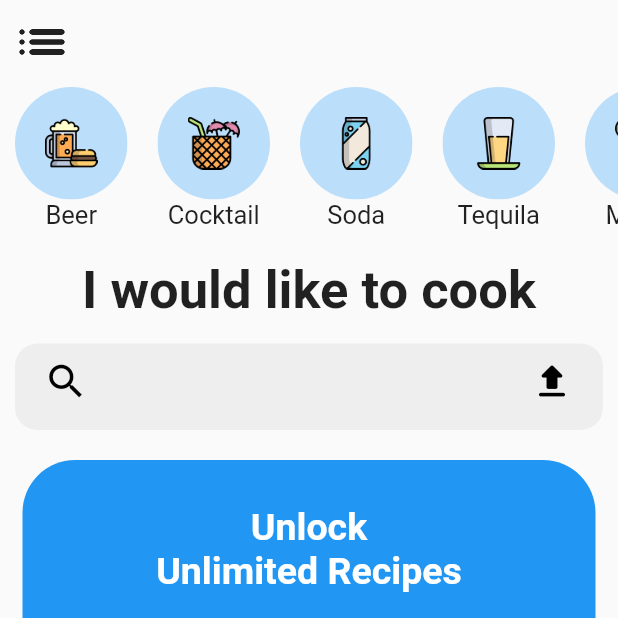
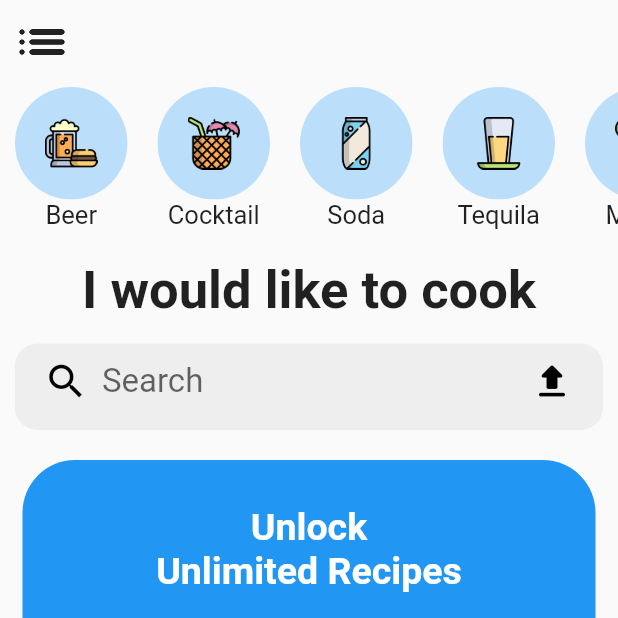
Before and after one commit to samikzlbga005/recipe_ui, a Flutter app: the screen it shows after launch, on a phone screen of 412 x 824 dp, the top half of it. Run offline on Flutter 3.47's test engine with Material 2 defaults, Android fonts, the phone set to English and light mode, and no system bars.

Commit message:
search button text updated

```diff
--- a/lib/ui_pages/search_bar.dart
+++ b/lib/ui_pages/search_bar.dart
@@ -18,6 +18,7 @@ class Search extends StatelessWidget {
         cursorColor: Colors.black,
         decoration: InputDecoration(
           border: InputBorder.none,
+          hintText: 'Search',
           prefixIcon: Icon(
             Icons.search,
             color: Colors.black,
--- a/lib/ui_pages/stories.dart
+++ b/lib/ui_pages/stories.dart
@@ -12,16 +12,16 @@ class Stories extends StatelessWidget {
     return Container(
       height: 100,
       child: ListView(scrollDirection: Axis.horizontal, children: [
-        Horizontal_Listview(
+        const Horizontal_Listview(
           icon_path: 'lib/icons/beer.png',
           icon_name: 'Beer',
         ),
-        Horizontal_Listview(
+        const Horizontal_Listview(
             icon_path: 'lib/icons/cocktail.png', icon_name: 'Cocktail'),
-        Horizontal_Listview(icon_path: 'lib/icons/soda.png', icon_name: 'Soda'),
-        Horizontal_Listview(
+        const Horizontal_Listview(icon_path: 'lib/icons/soda.png', icon_name: 'Soda'),
+        const Horizontal_Listview(
             icon_path: 'lib/icons/tequila.png', icon_name: 'Tequila'),
-        Horizontal_Listview(
+        const Horizontal_Listview(
             icon_path: 'lib/icons/mojito.png', icon_name: 'Mojito'),
       ]),
     );
```
